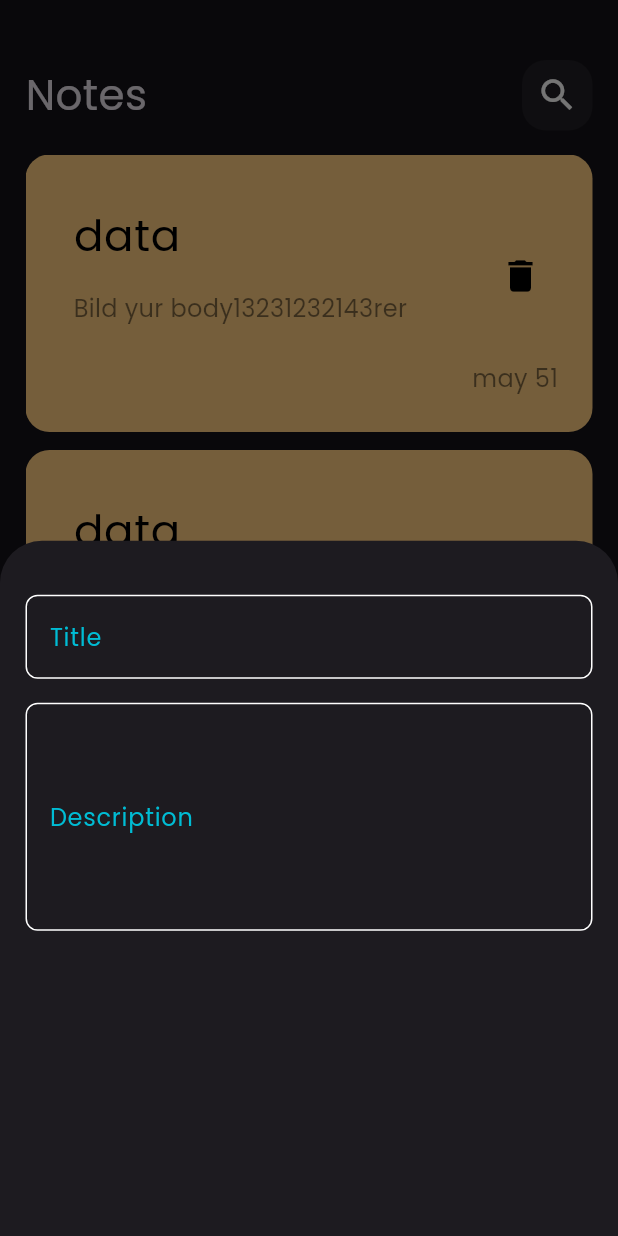
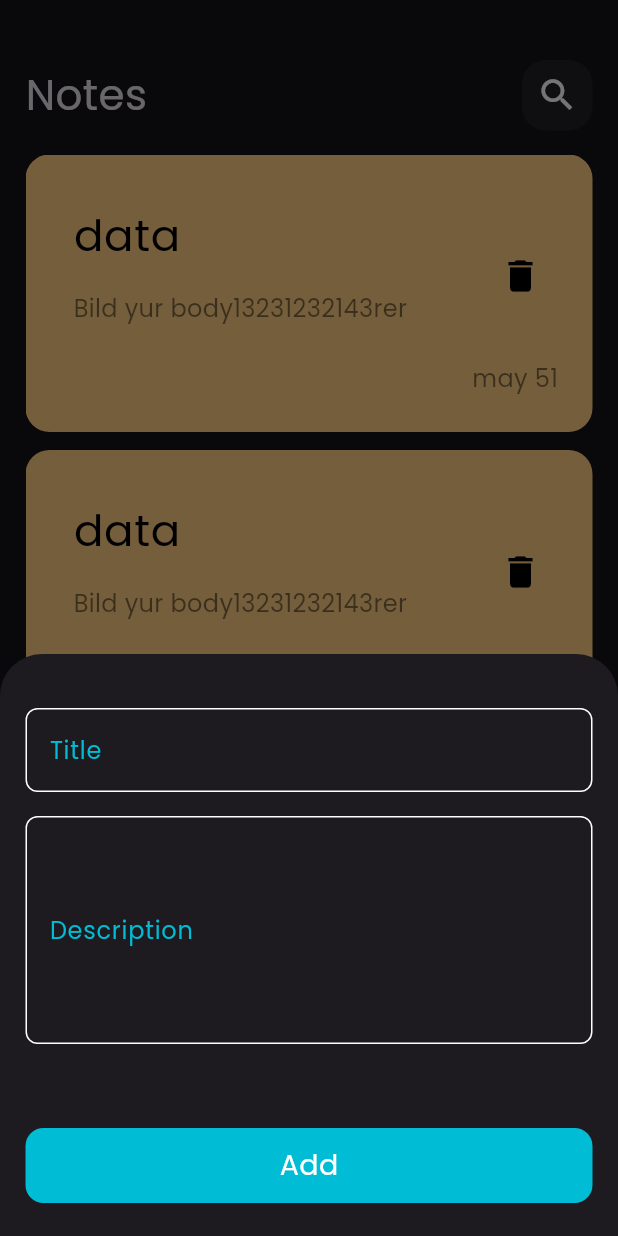
Before and after one commit to youssef336/notes_app, a Flutter app: the screen it shows after launch, after a tap on the "add" icon, on a phone screen of 412 x 824 dp. Run offline on Flutter 3.47's test engine with Material 3 defaults, Android fonts, the phone set to English and light mode, and no system bars.

Commit message:
finish notes buttom sheet

```diff
--- a/analysis_options.yaml
+++ /dev/null
@@ -1,28 +0,0 @@
-# This file configures the analyzer, which statically analyzes Dart code to
-# check for errors, warnings, and lints.
-#
-# The issues identified by the analyzer are surfaced in the UI of Dart-enabled
-# IDEs (https://dart.dev/tools#ides-and-editors). The analyzer can also be
-# invoked from the command line by running `flutter analyze`.
-
-# The following line activates a set of recommended lints for Flutter apps,
-# packages, and plugins designed to encourage good coding practices.
-include: package:flutter_lints/flutter.yaml
-
-linter:
-  # The lint rules applied to this project can be customized in the
-  # section below to disable rules from the `package:flutter_lints/flutter.yaml`
-  # included above or to enable additional rules. A list of all available lints
-  # and their documentation is published at https://dart.dev/lints.
-  #
-  # Instead of disabling a lint rule for the entire project in the
-  # section below, it can also be suppressed for a single line of code
-  # or a specific dart file by using the `// ignore: name_of_lint` and
-  # `// ignore_for_file: name_of_lint` syntax on the line or in the file
-  # producing the lint.
-  rules:
-    # avoid_print: false  # Uncomment to disable the `avoid_print` rule
-    # prefer_single_quotes: true  # Uncomment to enable the `prefer_single_quotes` rule
-
-# Additional information about this file can be found at
-# https://dart.dev/guides/language/analysis-options
--- a/lib/main.dart
+++ b/lib/main.dart
@@ -1,3 +1,5 @@
+// ignore_for_file: camel_case_types
+
 import 'package:flutter/material.dart';
 import 'package:note_app/views/Note_view.dart';
 
--- a/lib/views/Note_view.dart
+++ b/lib/views/Note_view.dart
@@ -1,3 +1,6 @@
+// ignore: file_names
+// ignore_for_file: file_names, duplicate_ignore
+
 import 'package:flutter/material.dart';
 import 'package:note_app/views/widgets/Notes_view_body.dart';
 import 'package:note_app/views/widgets/add_note_buttom_sheet.dart';
--- a/lib/views/widgets/Custom_app_bar.dart
+++ b/lib/views/widgets/Custom_app_bar.dart
@@ -1,3 +1,5 @@
+// ignore_for_file: file_names, camel_case_types
+
 import 'package:flutter/material.dart';
 import 'package:note_app/views/widgets/custome_search_icon.dart';
 
--- a/lib/views/widgets/Notes_view_body.dart
+++ b/lib/views/widgets/Notes_view_body.dart
@@ -1,6 +1,8 @@
+// ignore: file_names
+// ignore_for_file: file_names, duplicate_ignore, camel_case_types
+
 import 'package:flutter/material.dart';
 import 'package:note_app/views/widgets/Custom_app_bar.dart';
-import 'package:note_app/views/widgets/custom_note_item.dart';
 import 'package:note_app/views/widgets/notes_list_view_body.dart';
 
 class NotesView_Body extends StatelessWidget {
--- a/lib/views/widgets/add_note_buttom_sheet.dart
+++ b/lib/views/widgets/add_note_buttom_sheet.dart
@@ -1,4 +1,5 @@
 import 'package:flutter/material.dart';
+import 'package:note_app/views/widgets/custom_Buttom.dart';
 import 'package:note_app/views/widgets/custom_text_field.dart';
 
 class AddNoteBottomSheet extends StatelessWidget {
@@ -8,13 +9,18 @@ class AddNoteBottomSheet extends StatelessWidget {
   Widget build(BuildContext context) {
     return Padding(
       padding: const EdgeInsets.symmetric(horizontal: 17),
+      child: SingleChildScrollView(
         child: Column(
           children: [
             SizedBox(height: 36),
             CustomTextField(labelText: 'Title'),
             SizedBox(height: 16),
             CustomTextField(labelText: 'Description', maxLines: 5),
+            SizedBox(height: 56),
+            custom_Buttom(text: 'Add'),
+            SizedBox(height: 22),
           ],
+        ),
       ),
     );
   }
--- /dev/null
+++ b/lib/views/widgets/custom_Buttom.dart
@@ -0,0 +1,30 @@
+// ignore_for_file: file_names, camel_case_types
+
+import 'package:flutter/material.dart';
+
+// ignore: must_be_immutable
+class custom_Buttom extends StatelessWidget {
+  custom_Buttom({super.key, required this.text, this.onTAP});
+  String text;
+  VoidCallback? onTAP;
+  @override
+  Widget build(BuildContext context) {
+    return GestureDetector(
+      onTap: onTAP,
+      child: Container(
+        decoration: BoxDecoration(
+          color: Colors.cyan,
+          borderRadius: BorderRadius.circular(12),
+        ),
+        width: double.infinity,
+        height: 50,
+        child: Center(
+          child: Text(
+            text,
+            style: TextStyle(color: Colors.white, fontSize: 19),
+          ),
+        ),
+      ),
+    );
+  }
+}
--- a/lib/views/widgets/custom_text_field.dart
+++ b/lib/views/widgets/custom_text_field.dart
@@ -1,8 +1,13 @@
+// ignore_for_file: avoid_types_as_parameter_names
+
 import 'package:flutter/material.dart';
 
-// ignore: must_be_immutable
 class CustomTextField extends StatelessWidget {
-  CustomTextField({super.key, required this.labelText, this.maxLines = 1});
+  const CustomTextField({
+    super.key,
+    required this.labelText,
+    this.maxLines = 1,
+  });
 
   final String labelText;
   final int maxLines;
@@ -24,6 +29,7 @@ class CustomTextField extends StatelessWidget {
     );
   }
 
+  // ignore: non_constant_identifier_names
   OutlineInputBorder buildBorder([Color]) {
     return OutlineInputBorder(
       borderRadius: BorderRadius.circular(8),
```
Lines whose indentation alone changed are shown as unchanged.
